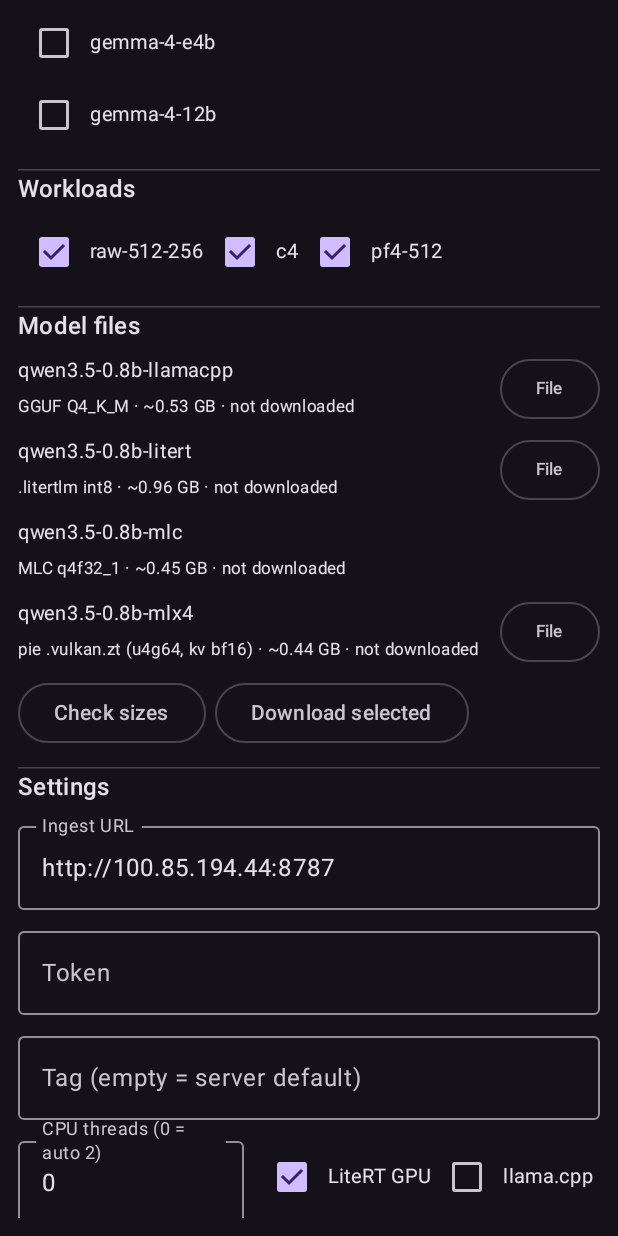
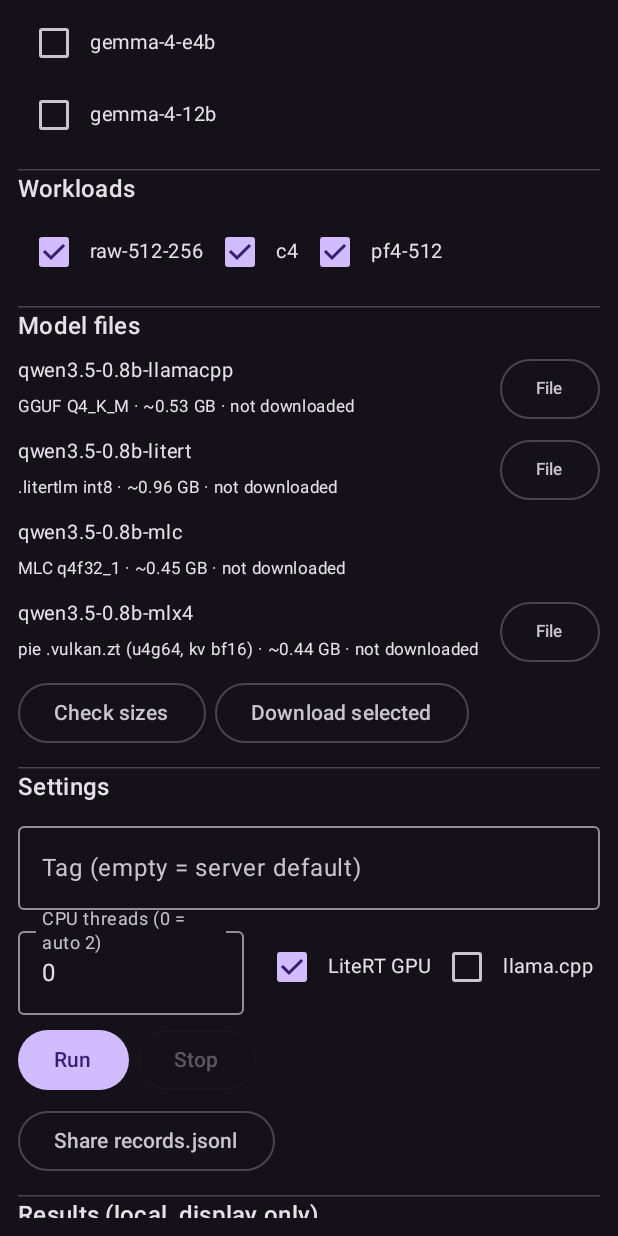
Before and after one commit to pie-project/benchmarks, an Android app built with Jetpack Compose: the screen it shows after launch (MainActivity), scrolled down 560 dp, on a phone screen of 412 x 824 dp. Run offline under Robolectric (Android 15) with nearby library versions, the phone set to English and light mode, and no system bars; pictures from the network do not load.

Commit message:
Drop the phone Send and Copy for workflow buttons

```diff
--- a/mobile/android/app/src/main/kotlin/org/pieevals/phonebench/BenchRunner.kt
+++ b/mobile/android/app/src/main/kotlin/org/pieevals/phonebench/BenchRunner.kt
@@ -26,9 +26,6 @@ data class RunConfig(
     val llamaGpu: Boolean = false,
     val threads: Int = 0,
     val download: Boolean = true,
-    val send: Boolean = false,
-    val url: String = "",
-    val token: String = "",
 )
 
 data class ResultRow(val engine: String, val artifact: String, val workload: String, val status: String,
@@ -39,7 +36,6 @@ object BenchState {
     val running = MutableStateFlow(false)
     val progress = MutableStateFlow("")
     val results = MutableStateFlow<List<ResultRow>>(emptyList())
-    val lastReply = MutableStateFlow("")
     @Volatile var cancel = false
 
     fun say(s: String) {
--- a/mobile/android/app/src/main/kotlin/org/pieevals/phonebench/BenchService.kt
+++ b/mobile/android/app/src/main/kotlin/org/pieevals/phonebench/BenchService.kt
@@ -29,12 +29,6 @@ class BenchService : Service() {
         Thread({
             try {
                 BenchRunner(applicationContext, cfg).run()
-                if (cfg.send && cfg.url.isNotBlank()) {
-                    BenchState.say("sending to ${cfg.url}/v1/results")
-                    val reply = runCatching { Results.send(applicationContext, cfg.url, cfg.token) }.getOrElse { "send failed: $it" }
-                    BenchState.lastReply.value = reply
-                    BenchState.say("server: $reply")
-                }
             } catch (t: Throwable) {
                 BenchState.say("run crashed: $t")
             } finally {
--- a/mobile/android/app/src/main/kotlin/org/pieevals/phonebench/MainActivity.kt
+++ b/mobile/android/app/src/main/kotlin/org/pieevals/phonebench/MainActivity.kt
@@ -79,16 +79,12 @@ class MainActivity : ComponentActivity() {
             llamaGpu = i.getStringExtra("llama_backend")?.let { it != "cpu" } ?: p.getBoolean("llama_gpu", false),
             threads = i.getIntExtra("threads", p.getString("threads", "0")!!.toIntOrNull() ?: 0),
             download = i.getBooleanExtra("download", true),
-            send = i.getBooleanExtra("send", false),
-            url = i.getStringExtra("url") ?: p.getString("url", DEFAULT_URL)!!,
-            token = i.getStringExtra("token") ?: p.getString("token", "")!!,
         )
-        BenchState.say("debug intent: $cfg".replace(cfg.token.ifEmpty { "\u0000" }, "***"))
+        BenchState.say("debug intent: $cfg")
         BenchService.start(this, cfg)
     }
 
     companion object {
-        const val DEFAULT_URL = "http://100.85.194.44:8787"
         fun prefs(c: Context) = c.getSharedPreferences("bench", Context.MODE_PRIVATE)
     }
 }
@@ -104,13 +100,10 @@ private fun Screen() {
     val log by BenchState.log.collectAsState()
     val progress by BenchState.progress.collectAsState()
     val results by BenchState.results.collectAsState()
-    val reply by BenchState.lastReply.collectAsState()
     var device by remember { mutableStateOf("") }
     val engines = remember { mutableStateListOf(*(p.getString("engines", "llamacpp,litert,mlc,pie")!!.split(",").filter { it.isNotEmpty() }.toTypedArray())) }
     val models = remember { mutableStateListOf(*(p.getString("models", "qwen3.5-0.8b")!!.split(",").filter { it.isNotEmpty() }.toTypedArray())) }
     val wls = remember { mutableStateListOf(*(p.getString("workloads", "raw-512-256,c4,pf4-512")!!.split(",").filter { it.isNotEmpty() }.toTypedArray())) }
-    var url by remember { mutableStateOf(p.getString("url", MainActivity.DEFAULT_URL)!!) }
-    var token by remember { mutableStateOf(p.getString("token", "")!!) }
     var tag by remember { mutableStateOf(p.getString("tag", "")!!) }
     var threads by remember { mutableStateOf(p.getString("threads", "0")!!) }
     var litertGpu by remember { mutableStateOf(p.getBoolean("litert_gpu", true)) }
@@ -128,7 +121,7 @@ private fun Screen() {
     }
     fun save() {
         p.edit().putString("engines", engines.joinToString(",")).putString("models", models.joinToString(","))
-            .putString("workloads", wls.joinToString(",")).putString("url", url).putString("token", token)
+            .putString("workloads", wls.joinToString(","))
             .putString("tag", tag).putString("threads", threads).putBoolean("litert_gpu", litertGpu).putBoolean("llama_gpu", llamaGpu).apply()
     }
     val picker = rememberLauncherForActivityResult(ActivityResultContracts.OpenDocument()) { uri: Uri? ->
@@ -204,8 +197,6 @@ private fun Screen() {
             }
         }
         item { Section("Settings") }
-        item { OutlinedTextField(url, { url = it; save() }, label = { Text("Ingest URL") }, singleLine = true, modifier = Modifier.fillMaxWidth()) }
-        item { OutlinedTextField(token, { token = it; save() }, label = { Text("Token") }, singleLine = true, modifier = Modifier.fillMaxWidth()) }
         item { OutlinedTextField(tag, { tag = it; save() }, label = { Text("Tag (empty = server default)") }, singleLine = true, modifier = Modifier.fillMaxWidth()) }
         item {
             Row(verticalAlignment = Alignment.CenterVertically) {
@@ -225,21 +216,9 @@ private fun Screen() {
             }
         }
         item {
-            Row(horizontalArrangement = Arrangement.spacedBy(6.dp)) {
-                OutlinedButton(enabled = !running, onClick = {
-                    status = "sending…"
-                    scope.launch(Dispatchers.IO) {
-                        val r = runCatching { Results.send(ctx, url, token) }.getOrElse { "send failed: $it" }
-                        BenchState.lastReply.value = r
-                        status = ""
-                    }
-                }) { Text("Send") }
-                OutlinedButton(onClick = { runCatching { Results.share(ctx) }.onFailure { status = "share failed: $it" } }) { Text("Share records.jsonl") }
-                OutlinedButton(onClick = { status = "copied ${Results.copyForWorkflow(ctx)} chars (gzip+base64)" }) { Text("Copy for workflow") }
-            }
+            OutlinedButton(onClick = { runCatching { Results.share(ctx) }.onFailure { status = "share failed: $it" } }) { Text("Share records.jsonl") }
         }
         if (status.isNotEmpty()) item { Text(status, fontSize = 12.sp) }
-        if (reply.isNotEmpty()) item { Text("Server: $reply", fontSize = 12.sp, fontFamily = FontFamily.Monospace) }
         if (progress.isNotEmpty()) item { Text(progress, fontSize = 12.sp, color = MaterialTheme.colorScheme.primary) }
         item { Section("Results (local, display only)") }
         item { Text("engine  artifact  workload  status  decode tok/s  prefill tok/s  TTFT s  peak GiB", fontSize = 11.sp, fontFamily = FontFamily.Monospace) }
```
Also changed, not shown: mobile/android/app/src/main/kotlin/org/pieevals/phonebench/Results.kt (+0 -34 lines), 4 other files.
